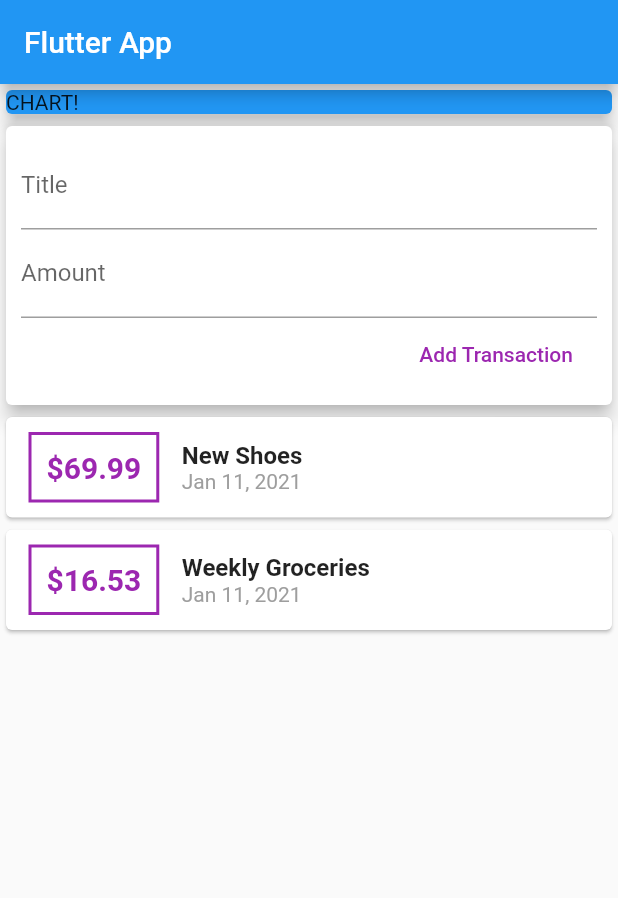
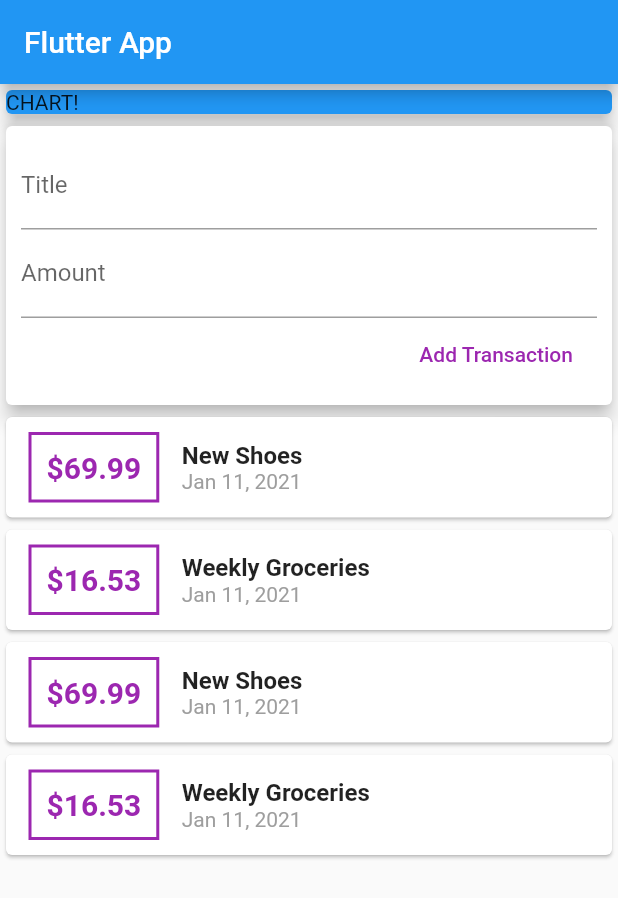
Before and after one commit to LeonScot/flutter-practice, a Flutter app: the screen it shows after launch, on a phone screen of 412 x 824 dp. Shown: the top 898 px of the screen. Run offline on Flutter 3.47's test engine with Material 2 defaults, Android fonts, the phone set to English and light mode, and no system bars.

Commit message:
transaction list in listview builder. ap into widgets

```diff
--- a/lib/main.dart
+++ b/lib/main.dart
@@ -1,7 +1,6 @@
 import 'package:flutter/material.dart';
-import 'package:intl/intl.dart';
 
-import './transaction.dart';
+import './widgets/user_transactions.dart';
 
 void main() => runApp(MyApp());
 
@@ -16,20 +15,10 @@ class MyApp extends StatelessWidget {
 }
 
 class MyHomePage extends StatelessWidget {
-  final List<Transaction> transactions = [
-    Transaction(
-      id: 't1',
-      title: 'New Shoes',
-      amount: 69.99,
-      date: DateTime.now(),
-    ),
-    Transaction(
-      id: 't2',
-      title: 'Weekly Groceries',
-      amount: 16.53,
-      date: DateTime.now(),
-    ),
-  ];
+  // String titleInput;
+  // String amountInput;
+  final titleController = TextEditingController();
+  final amountController = TextEditingController();
 
   @override
   Widget build(BuildContext context) {
@@ -37,8 +26,9 @@ class MyHomePage extends StatelessWidget {
       appBar: AppBar(
         title: Text('Flutter App'),
       ),
-      body: Column(
-        // mainAxisAlignment: MainAxisAlignment.spaceAround,
+      body: SingleChildScrollView(
+        child: Column(
+          // mainAxisAlignment: MainAxisAlignment.start,
           crossAxisAlignment: CrossAxisAlignment.stretch,
           children: <Widget>[
             Container(
@@ -49,78 +39,9 @@ class MyHomePage extends StatelessWidget {
                 elevation: 5,
               ),
             ),
-          Card(
-            elevation: 5,
-            child: Container(
-              padding: EdgeInsets.all(10),
-              child: Column(
-                crossAxisAlignment: CrossAxisAlignment.end,
-                children: <Widget>[
-                  TextField(
-                    decoration: InputDecoration(labelText: 'Title'),
-                  ),
-                  TextField(
-                    decoration: InputDecoration(labelText: 'Amount'),
-                  ),
-                  FlatButton(
-                    onPressed: () {},
-                    child: Text('Add Transaction'),
-                    textColor: Colors.purple,
-                  )
+            UserTransactions()
           ],
         ),
-            ),
-          ),
-          Column(
-            children: transactions.map((tx) {
-              return Card(
-                child: Row(
-                  children: <Widget>[
-                    Container(
-                      margin: EdgeInsets.symmetric(
-                        vertical: 10,
-                        horizontal: 15,
-                      ),
-                      decoration: BoxDecoration(
-                        border: Border.all(
-                          color: Colors.purple,
-                          width: 2,
-                        ),
-                      ),
-                      padding: EdgeInsets.all(10),
-                      child: Text(
-                        '\$${tx.amount}',
-                        style: TextStyle(
-                          fontWeight: FontWeight.bold,
-                          fontSize: 20,
-                          color: Colors.purple,
-                        ),
-                      ),
-                    ),
-                    Column(
-                      crossAxisAlignment: CrossAxisAlignment.start,
-                      children: <Widget>[
-                        Text(
-                          tx.title,
-                          style: TextStyle(
-                            fontSize: 16,
-                            fontWeight: FontWeight.bold,
-                          ),
-                        ),
-                        Text(
-                          DateFormat.yMMMd().format(tx.date),
-                          style: TextStyle(
-                            color: Colors.grey,
-                          ),
-                        ),
-                      ],
-                    ),
-                  ],
-                ),
-              );
-            }).toList(),
-          ),
-        ],
       ),
     );
   }
--- /dev/null
+++ b/lib/widgets/new_transaction.dart
@@ -0,0 +1,46 @@
+import 'package:flutter/material.dart';
+
+class NewTransaction extends StatelessWidget {
+  final Function addTx;
+  final titleController = TextEditingController();
+  final amountController = TextEditingController();
+
+  NewTransaction(this.addTx);
+
+  @override
+  Widget build(BuildContext context) {
+    return Card(
+      elevation: 5,
+      child: Container(
+        padding: EdgeInsets.all(10),
+        child: Column(
+          crossAxisAlignment: CrossAxisAlignment.end,
+          children: <Widget>[
+            TextField(
+              decoration: InputDecoration(labelText: 'Title'),
+              controller: titleController,
+              // onChanged: (val) {
+              //   titleInput = val;
+              // },
+            ),
+            TextField(
+              decoration: InputDecoration(labelText: 'Amount'),
+              controller: amountController,
+              // onChanged: (val) => amountInput = val,
+            ),
+            FlatButton(
+              child: Text('Add Transaction'),
+              textColor: Colors.purple,
+              onPressed: () {
+                addTx(
+                  titleController.text,
+                  double.parse(amountController.text),
+                );
+              },
+            ),
+          ],
+        ),
+      ),
+    );
+  }
+}
--- /dev/null
+++ b/lib/widgets/transaction_list.dart
@@ -0,0 +1,67 @@
+import 'package:flutter/material.dart';
+import 'package:intl/intl.dart';
+
+import '../models/transaction.dart';
+
+class TransactionList extends StatelessWidget {
+  final List<Transaction> transactions;
+
+  TransactionList(this.transactions);
+
+  @override
+  Widget build(BuildContext context) {
+    return Container(
+      height: 300,
+      child: ListView.builder(
+        itemBuilder: (context, index) {
+          return Card(
+            child: Row(
+              children: <Widget>[
+                Container(
+                  margin: EdgeInsets.symmetric(
+                    vertical: 10,
+                    horizontal: 15,
+                  ),
+                  decoration: BoxDecoration(
+                    border: Border.all(
+                      color: Colors.purple,
+                      width: 2,
+                    ),
+                  ),
+                  padding: EdgeInsets.all(10),
+                  child: Text(
+                    '\$${transactions[index].amount}',
+                    style: TextStyle(
+                      fontWeight: FontWeight.bold,
+                      fontSize: 20,
+                      color: Colors.purple,
+                    ),
+                  ),
+                ),
+                Column(
+                  crossAxisAlignment: CrossAxisAlignment.start,
+                  children: <Widget>[
+                    Text(
+                      transactions[index].title,
+                      style: TextStyle(
+                        fontSize: 16,
+                        fontWeight: FontWeight.bold,
+                      ),
+                    ),
+                    Text(
+                      DateFormat.yMMMd().format(transactions[index].date),
+                      style: TextStyle(
+                        color: Colors.grey,
+                      ),
+                    ),
+                  ],
+                ),
+              ],
+            ),
+          );
+        },
+        itemCount: transactions.length,
+      ),
+    );
+  }
+}
--- /dev/null
+++ b/lib/widgets/user_transactions.dart
@@ -0,0 +1,86 @@
+import 'package:flutter/material.dart';
+
+import './new_transaction.dart';
+import './transaction_list.dart';
+import '../models/transaction.dart';
+
+class UserTransactions extends StatefulWidget {
+  @override
+  _UserTransactionsState createState() => _UserTransactionsState();
+}
+
+class _UserTransactionsState extends State<UserTransactions> {
+  final List<Transaction> _userTransactions = [
+    Transaction(
+      id: 't1',
+      title: 'New Shoes',
+      amount: 69.99,
+      date: DateTime.now(),
+    ),
+    Transaction(
+      id: 't2',
+      title: 'Weekly Groceries',
+      amount: 16.53,
+      date: DateTime.now(),
+    ),
+    Transaction(
+      id: 't1',
+      title: 'New Shoes',
+      amount: 69.99,
+      date: DateTime.now(),
+    ),
+    Transaction(
+      id: 't2',
+      title: 'Weekly Groceries',
+      amount: 16.53,
+      date: DateTime.now(),
+    ),
+    Transaction(
+      id: 't1',
+      title: 'New Shoes',
+      amount: 69.99,
+      date: DateTime.now(),
+    ),
+    Transaction(
+      id: 't2',
+      title: 'Weekly Groceries',
+      amount: 16.53,
+      date: DateTime.now(),
+    ),
+    Transaction(
+      id: 't1',
+      title: 'New Shoes',
+      amount: 69.99,
+      date: DateTime.now(),
+    ),
+    Transaction(
+      id: 't2',
+      title: 'Weekly Groceries',
+      amount: 16.53,
+      date: DateTime.now(),
+    ),
+  ];
+
+  void _addNewTransaction(String txTitle, double txAmount) {
+    final newTx = Transaction(
+      title: txTitle,
+      amount: txAmount,
+      date: DateTime.now(),
+      id: DateTime.now().toString(),
+    );
+
+    setState(() {
+      _userTransactions.add(newTx);
+    });
+  }
+
+  @override
+  Widget build(BuildContext context) {
+    return Column(
+      children: <Widget>[
+        NewTransaction(_addNewTransaction),
+        TransactionList(_userTransactions),
+      ],
+    );
+  }
+}
```
Also changed, not shown: lib/models/transaction.dart (renamed from lib/transaction.dart). Lines whose indentation alone changed are shown as unchanged.
